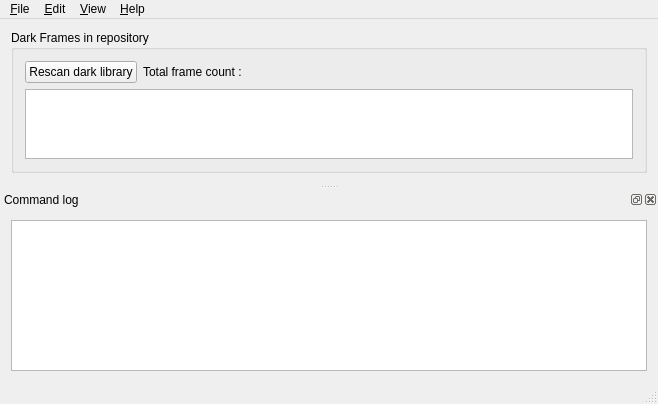
Qt form src/gui/forms/mainWindow.ui (deufrai/astrawdark-src) before a commit.
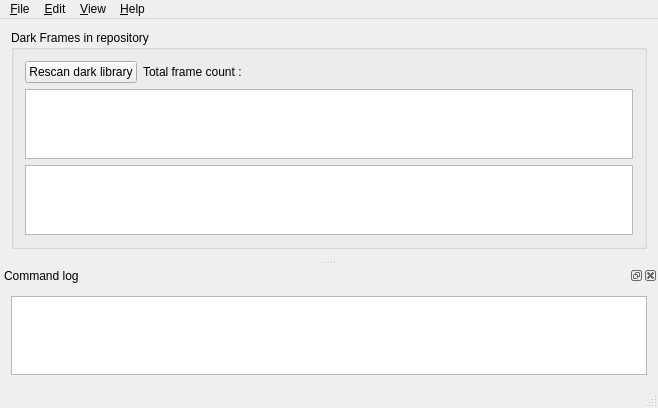
The same form after that commit.

What changed in the file:
```diff
--- a/src/gui/forms/mainWindow.ui
+++ b/src/gui/forms/mainWindow.ui
@@ -70,6 +70,9 @@
            </property>
           </widget>
          </item>
+         <item>
+          <widget class="QTreeView" name="treeDarkView"/>
+         </item>
         </layout>
        </item>
       </layout>
```
